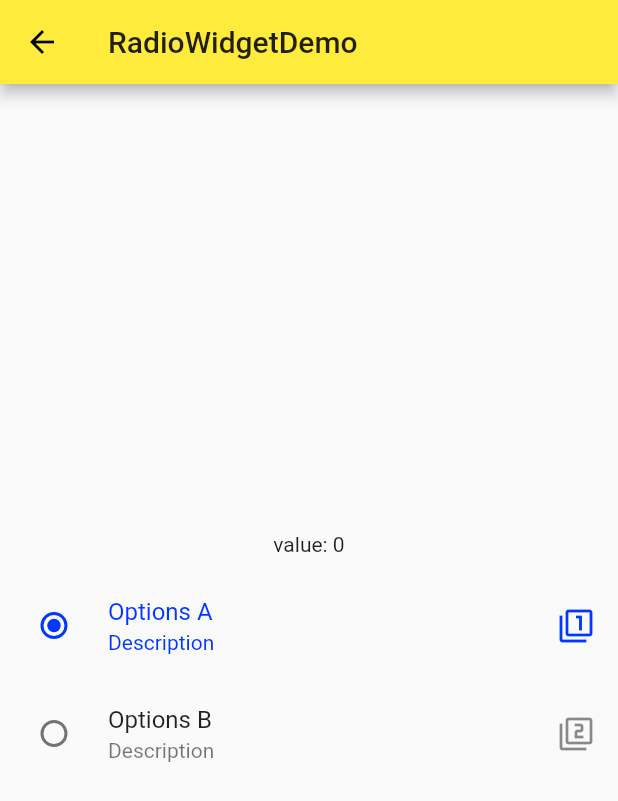
After one commit to liao526/flutter_app, a Flutter app: the RadioWidgetDemo screen opened directly, on a phone screen of 412 x 824 dp. The commit adds this screen. Shown: the top 801 px of the screen. Run offline on Flutter 3.47's test engine with Material 2 defaults, Android fonts, the phone set to English and light mode, and no system bars.

Commit message:
RadioGroup

```diff
--- /dev/null
+++ b/lib/widgetimpl/Radio_demo.dart
@@ -0,0 +1,56 @@
+import 'package:flutter/material.dart';
+
+class RadioWidgetDemo extends StatefulWidget {
+  @override
+  State<StatefulWidget> createState() {
+    return RadioWidgetDemoState();
+  }
+}
+
+class RadioWidgetDemoState extends State<RadioWidgetDemo> {
+  int _radioGroupA = 0;
+
+  _handlerRadioChanged(int value) {
+    setState(() {
+      _radioGroupA = value;
+    });
+  }
+
+  @override
+  Widget build(BuildContext context) {
+    return Scaffold(
+      appBar: AppBar(
+        title: Text("RadioWidgetDemo"),
+      ),
+      body: Container(
+        child: Column(
+          mainAxisAlignment: MainAxisAlignment.center,
+          children: <Widget>[
+            Text("value: $_radioGroupA"),
+            SizedBox(height: 10,),
+            RadioListTile(value: 0, groupValue: _radioGroupA,
+                onChanged: _handlerRadioChanged,
+            title: Text("Options A"),
+            subtitle: Text("Description"),
+            secondary: Icon(Icons.filter_1),
+            selected: _radioGroupA==0,),
+            RadioListTile(value: 1, groupValue: _radioGroupA,
+              onChanged: _handlerRadioChanged,
+              title: Text("Options B"),
+              subtitle: Text("Description"),
+              secondary: Icon(Icons.filter_2),
+              selected: _radioGroupA==1,),
+//            Radio(
+//                value: 0,
+//                groupValue: _radioGroupA,
+//                onChanged: _handlerRadioChanged,activeColor: Colors.black,),
+//            Radio(
+//              value: 1,
+//              groupValue: _radioGroupA,
+//              onChanged: _handlerRadioChanged,activeColor: Colors.black,)
+          ],
+        ),
+      ),
+    );
+  }
+}
--- a/lib/widgetimpl/components_demo.dart
+++ b/lib/widgetimpl/components_demo.dart
@@ -1,6 +1,7 @@
 import 'package:flutter/material.dart';
 import 'package:flutter_app/widgetimpl/froms_demo.dart';
 import 'package:flutter_app/widgetimpl/checkbox_demo.dart';
+import 'package:flutter_app/widgetimpl/Radio_demo.dart';
 
 class MaterialComponents extends StatelessWidget {
   @override
@@ -16,6 +17,7 @@ class MaterialComponents extends StatelessWidget {
           ListItemWidget(title: "BottomDemo1", page: BottomDemo1()),
           ListItemWidget(title: "From", page: FromView()),
           ListItemWidget(title: "Checkbox", page: CheckboxDemo()),
+          ListItemWidget(title: "RadioButtom", page: RadioWidgetDemo()),
         ],
       ),
     );
```
